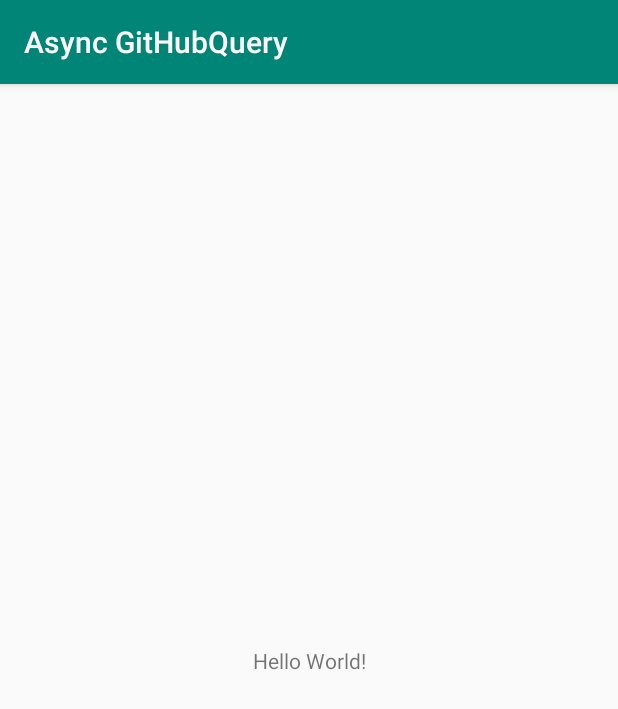
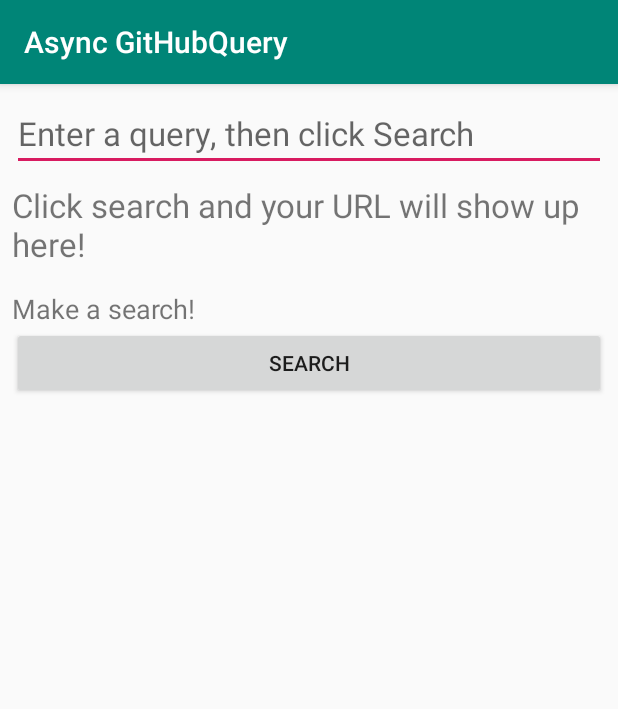
Before and after one commit to RonnieDipple/Alberts-android-study, an Android app: the screen it shows after launch (MainActivity), on a phone screen of 412 x 824 dp. Shown: the top 709 px of the screen. Run offline under Robolectric (Android 15) with nearby library versions, the phone set to English and light mode, and no system bars.

Commit message:
binding views
including a searchbar

```diff
--- a/Networking/AsyncGitHubQuery/app/src/main/res/layout/activity_main.xml
+++ b/Networking/AsyncGitHubQuery/app/src/main/res/layout/activity_main.xml
@@ -1,18 +1,48 @@
 <?xml version="1.0" encoding="utf-8"?>
-<androidx.constraintlayout.widget.ConstraintLayout xmlns:android="http://schemas.android.com/apk/res/android"
-    xmlns:app="http://schemas.android.com/apk/res-auto"
+<LinearLayout xmlns:android="http://schemas.android.com/apk/res/android"
     xmlns:tools="http://schemas.android.com/tools"
     android:layout_width="match_parent"
     android:layout_height="match_parent"
+    android:orientation="vertical"
+    android:paddingLeft="8dp"
+    android:paddingRight="8dp"
+    android:paddingTop="8dp"
     tools:context=".MainActivity">
 
+    <EditText
+        android:id="@+id/mSearchBoxEditText"
+        android:layout_width="match_parent"
+        android:layout_height="wrap_content"
+        android:hint="Enter a query, then click Search"
+        android:textSize="22sp" />
+
     <TextView
+        android:id="@+id/mUrlDisplayTextView"
         android:layout_width="wrap_content"
         android:layout_height="wrap_content"
-        android:text="Hello World!"
-        app:layout_constraintBottom_toBottomOf="parent"
-        app:layout_constraintLeft_toLeftOf="parent"
-        app:layout_constraintRight_toRightOf="parent"
-        app:layout_constraintTop_toTopOf="parent" />
+        android:layout_marginTop="8dp"
+        android:text="Click search and your URL will show up here!"
+        android:textSize="22sp" />
 
-</androidx.constraintlayout.widget.ConstraintLayout>
+    <ScrollView
+        android:layout_width="match_parent"
+        android:layout_height="wrap_content"
+        android:layout_marginTop="16dp">
+
+
+
+        <TextView
+            android:id="@+id/mSearchResultsTextView"
+            android:layout_width="wrap_content"
+            android:layout_height="wrap_content"
+            android:text="Make a search!"
+            android:textSize="18sp" />
+
+    </ScrollView>
+    <Button
+        android:id="@+id/buttonSearch"
+        android:text="SEARCH"
+        android:layout_width="match_parent"
+        android:layout_height="wrap_content"/>
+
+</LinearLayout>
```
Also changed, not shown: Networking/AsyncGitHubQuery/app/src/main/java/com/stepasha/asyncgithubquery/MainActivity.kt (+21 -1 lines), Networking/AsyncGitHubQuery/app/src/main/java/com/stepasha/asyncgithubquery/NetworkUtils.kt (added, +76 -0 lines).
